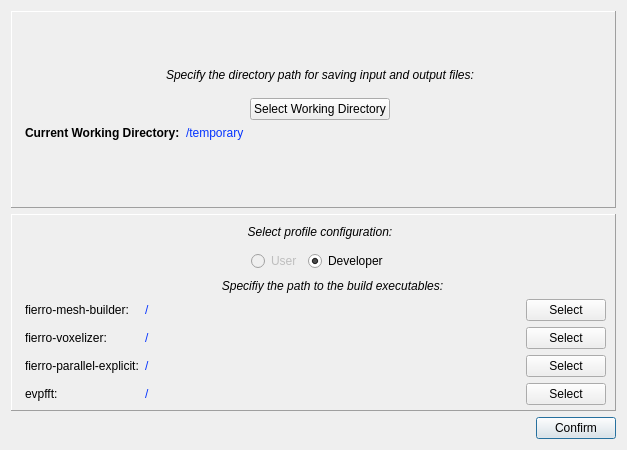
Before: the Qt Designer form python/FIERRO-GUI/fierro_gui/FIERRO_Setup.ui in lanl/Fierro, drawn with Qt 5.
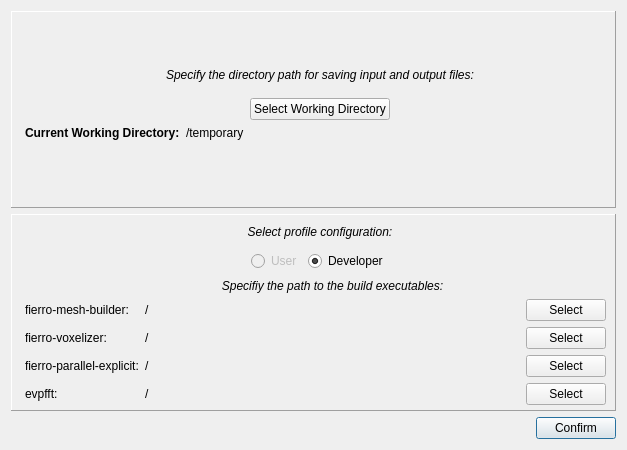
After: the same form once the commit is applied. Icons and pictures are not drawn.

The edit to the form file:
```diff
--- a/python/FIERRO-GUI/fierro_gui/FIERRO_Setup.ui
+++ b/python/FIERRO-GUI/fierro_gui/FIERRO_Setup.ui
@@ -144,7 +144,7 @@
                </size>
               </property>
               <property name="text">
-               <string>&lt;html&gt;&lt;head/&gt;&lt;body&gt;&lt;p&gt;&lt;span style=&quot; color:#0433ff;&quot;&gt;/temporary&lt;/span&gt;&lt;/p&gt;&lt;/body&gt;&lt;/html&gt;</string>
+               <string>&lt;html&gt;&lt;head/&gt;&lt;body&gt;&lt;p&gt;/temporary&lt;/p&gt;&lt;/body&gt;&lt;/html&gt;</string>
               </property>
               <property name="wordWrap">
                <bool>true</bool>
@@ -337,7 +337,7 @@
                    </size>
                   </property>
                   <property name="text">
-                   <string>&lt;html&gt;&lt;head/&gt;&lt;body&gt;&lt;p&gt;&lt;span style=&quot; color:#0433ff;&quot;&gt;/&lt;/span&gt;&lt;/p&gt;&lt;/body&gt;&lt;/html&gt;</string>
+                   <string>&lt;html&gt;&lt;head/&gt;&lt;body&gt;&lt;p&gt;/&lt;/p&gt;&lt;/body&gt;&lt;/html&gt;</string>
                   </property>
                   <property name="wordWrap">
                    <bool>true</bool>
@@ -383,7 +383,7 @@
                    </size>
                   </property>
                   <property name="text">
-                   <string>&lt;html&gt;&lt;head/&gt;&lt;body&gt;&lt;p&gt;&lt;span style=&quot; color:#0433ff;&quot;&gt;/&lt;/span&gt;&lt;/p&gt;&lt;/body&gt;&lt;/html&gt;</string>
+                   <string>&lt;html&gt;&lt;head/&gt;&lt;body&gt;&lt;p&gt;/&lt;/p&gt;&lt;/body&gt;&lt;/html&gt;</string>
                   </property>
                   <property name="wordWrap">
                    <bool>true</bool>
@@ -415,7 +415,7 @@
                    </size>
                   </property>
                   <property name="text">
-                   <string>&lt;html&gt;&lt;head/&gt;&lt;body&gt;&lt;p&gt;&lt;span style=&quot; color:#0433ff;&quot;&gt;/&lt;/span&gt;&lt;/p&gt;&lt;/body&gt;&lt;/html&gt;</string>
+                   <string>&lt;html&gt;&lt;head/&gt;&lt;body&gt;&lt;p&gt;/&lt;/body&gt;&lt;/html&gt;</string>
                   </property>
                   <property name="wordWrap">
                    <bool>true</bool>
@@ -475,7 +475,7 @@
                    </size>
                   </property>
                   <property name="text">
-                   <string>&lt;html&gt;&lt;head/&gt;&lt;body&gt;&lt;p&gt;&lt;span style=&quot; color:#0433ff;&quot;&gt;/&lt;/span&gt;&lt;/p&gt;&lt;/body&gt;&lt;/html&gt;</string>
+                   <string>&lt;html&gt;&lt;head/&gt;&lt;body&gt;&lt;p&gt;/&lt;/p&gt;&lt;/body&gt;&lt;/html&gt;</string>
                   </property>
                   <property name="wordWrap">
                    <bool>true</bool>
```
